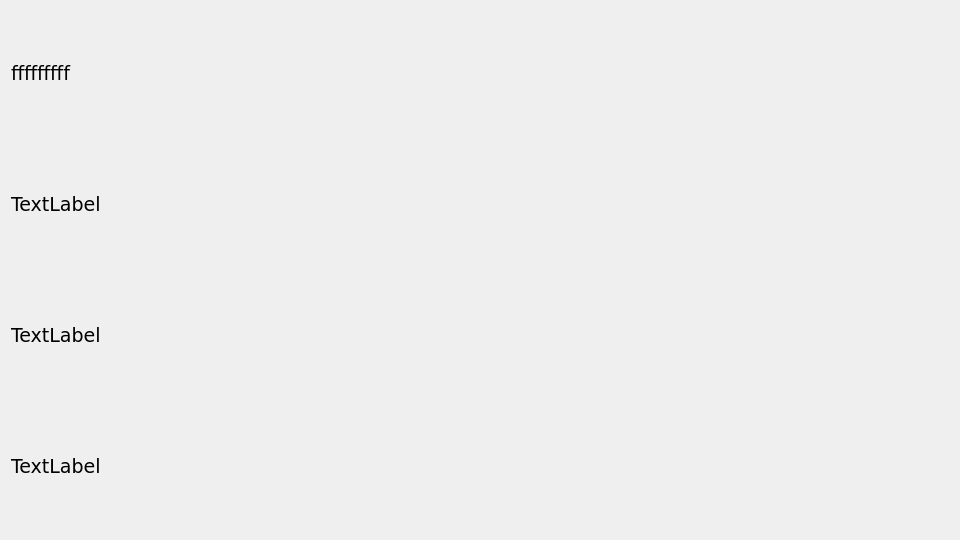
The window that checkeng/dialogs/test1/test1.ui (kusanekinov/CheckEng) describes before a commit, drawn with Qt 5.
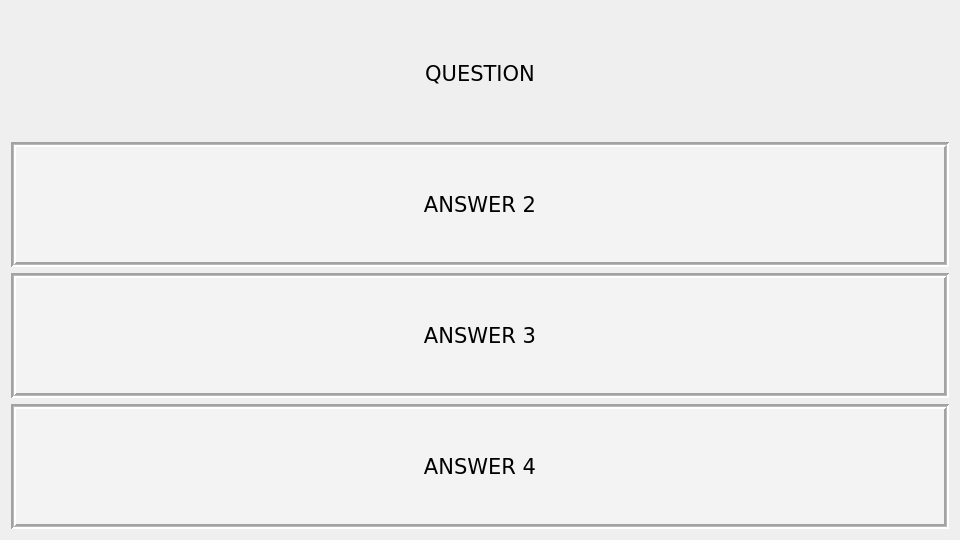
The same window after the commit.

What changed in the file:
```diff
--- a/checkeng/dialogs/test1/test1.ui
+++ b/checkeng/dialogs/test1/test1.ui
@@ -24,32 +24,199 @@
   <property name="styleSheet">
    <string notr="true"/>
   </property>
+  <property name="sizeGripEnabled">
+   <bool>false</bool>
+  </property>
+  <property name="modal">
+   <bool>false</bool>
+  </property>
   <layout class="QVBoxLayout" name="verticalLayout">
    <item>
     <widget class="QLabel" name="l_question">
+     <property name="font">
+      <font>
+       <family>DejaVu Sans</family>
+       <pointsize>16</pointsize>
+       <weight>50</weight>
+       <bold>false</bold>
+       <strikeout>false</strikeout>
+       <stylestrategy>PreferDefault</stylestrategy>
+       <kerning>true</kerning>
+      </font>
+     </property>
+     <property name="focusPolicy">
+      <enum>Qt::NoFocus</enum>
+     </property>
+     <property name="frameShape">
+      <enum>QFrame::NoFrame</enum>
+     </property>
+     <property name="frameShadow">
+      <enum>QFrame::Plain</enum>
+     </property>
+     <property name="lineWidth">
+      <number>2</number>
+     </property>
+     <property name="midLineWidth">
+      <number>1</number>
+     </property>
      <property name="text">
-      <string>fffffffff</string>
+      <string>QUESTION</string>
+     </property>
+     <property name="alignment">
+      <set>Qt::AlignCenter</set>
+     </property>
+     <property name="wordWrap">
+      <bool>true</bool>
+     </property>
+     <property name="indent">
+      <number>-1</number>
+     </property>
+     <property name="openExternalLinks">
+      <bool>false</bool>
      </property>
     </widget>
    </item>
    <item>
     <widget class="QLabel" name="l_first">
+     <property name="sizePolicy">
+      <sizepolicy hsizetype="Preferred" vsizetype="Preferred">
+       <horstretch>96</horstretch>
+       <verstretch>0</verstretch>
+      </sizepolicy>
+     </property>
+     <property name="font">
+      <font>
+       <family>DejaVu Sans</family>
+       <pointsize>16</pointsize>
+       <weight>50</weight>
+       <bold>false</bold>
+       <strikeout>false</strikeout>
+       <stylestrategy>PreferDefault</stylestrategy>
+       <kerning>true</kerning>
+      </font>
+     </property>
+     <property name="focusPolicy">
+      <enum>Qt::NoFocus</enum>
+     </property>
+     <property name="autoFillBackground">
+      <bool>false</bool>
+     </property>
+     <property name="styleSheet">
+      <string notr="true">background-color: rgb(243, 243, 243);</string>
+     </property>
+     <property name="frameShape">
+      <enum>QFrame::Box</enum>
+     </property>
+     <property name="frameShadow">
+      <enum>QFrame::Sunken</enum>
+     </property>
+     <property name="lineWidth">
+      <number>2</number>
+     </property>
+     <property name="midLineWidth">
+      <number>1</number>
+     </property>
      <property name="text">
-      <string>TextLabel</string>
+      <string>ANSWER 2</string>
+     </property>
+     <property name="scaledContents">
+      <bool>false</bool>
+     </property>
+     <property name="alignment">
+      <set>Qt::AlignCenter</set>
+     </property>
+     <property name="wordWrap">
+      <bool>true</bool>
      </property>
     </widget>
    </item>
    <item>
     <widget class="QLabel" name="l_second">
+     <property name="font">
+      <font>
+       <family>DejaVu Sans</family>
+       <pointsize>16</pointsize>
+       <weight>50</weight>
+       <bold>false</bold>
+       <strikeout>false</strikeout>
+       <stylestrategy>PreferDefault</stylestrategy>
+       <kerning>true</kerning>
+      </font>
+     </property>
+     <property name="focusPolicy">
+      <enum>Qt::NoFocus</enum>
+     </property>
+     <property name="autoFillBackground">
+      <bool>false</bool>
+     </property>
+     <property name="styleSheet">
+      <string notr="true">background-color: rgb(243, 243, 243);</string>
+     </property>
+     <property name="frameShape">
+      <enum>QFrame::Box</enum>
+     </property>
+     <property name="frameShadow">
+      <enum>QFrame::Sunken</enum>
+     </property>
+     <property name="lineWidth">
+      <number>2</number>
+     </property>
+     <property name="midLineWidth">
+      <number>1</number>
+     </property>
      <property name="text">
-      <string>TextLabel</string>
+      <string>ANSWER 3</string>
+     </property>
+     <property name="alignment">
+      <set>Qt::AlignCenter</set>
+     </property>
+     <property name="wordWrap">
+      <bool>true</bool>
      </property>
     </widget>
    </item>
    <item>
     <widget class="QLabel" name="l_third">
+     <property name="font">
+      <font>
+       <family>DejaVu Sans</family>
+       <pointsize>16</pointsize>
+       <weight>50</weight>
+       <bold>false</bold>
+       <strikeout>false</strikeout>
+       <stylestrategy>PreferDefault</stylestrategy>
+       <kerning>true</kerning>
+      </font>
+     </property>
+     <property name="focusPolicy">
+      <enum>Qt::NoFocus</enum>
+     </property>
+     <property name="autoFillBackground">
+      <bool>false</bool>
+     </property>
+     <property name="styleSheet">
+      <string notr="true">background-color: rgb(243, 243, 243);</string>
+     </property>
+     <property name="frameShape">
+      <enum>QFrame::Box</enum>
+     </property>
+     <property name="frameShadow">
+      <enum>QFrame::Sunken</enum>
+     </property>
+     <property name="lineWidth">
+      <number>2</number>
+     </property>
+     <property name="midLineWidth">
+      <number>1</number>
+     </property>
      <property name="text">
-      <string>TextLabel</string>
+      <string>ANSWER 4</string>
+     </property>
+     <property name="alignment">
+      <set>Qt::AlignCenter</set>
+     </property>
+     <property name="wordWrap">
+      <bool>true</bool>
      </property>
     </widget>
    </item>
```
Left out of the diff: 4 changed lines with no effect on the pictures.
